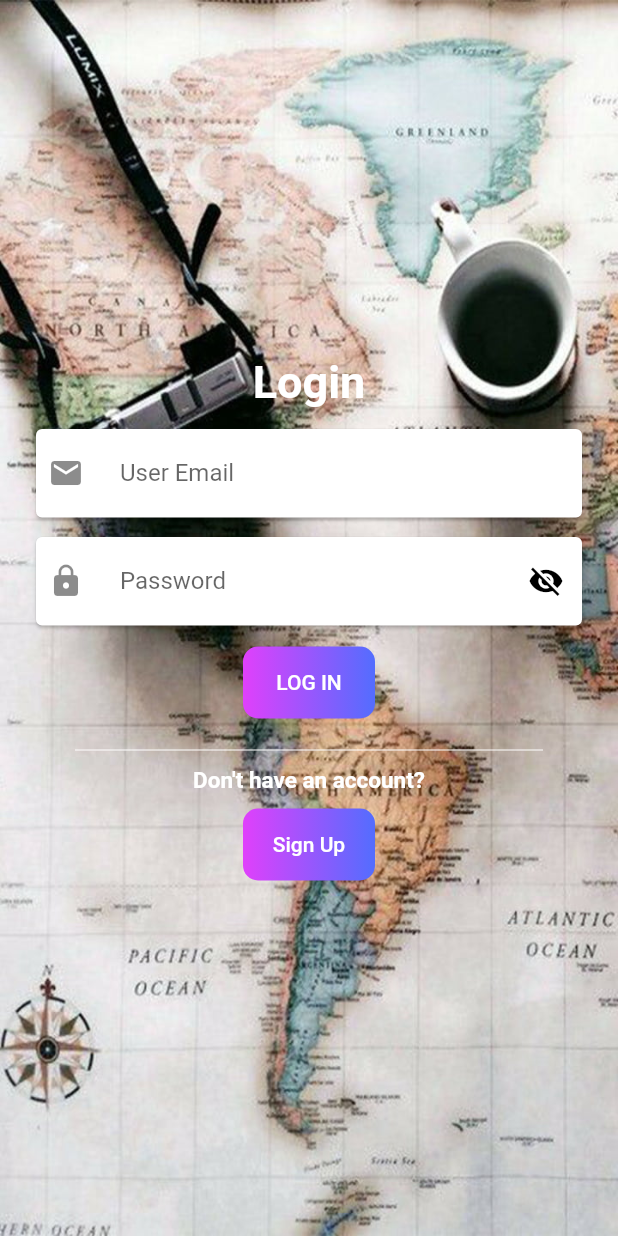
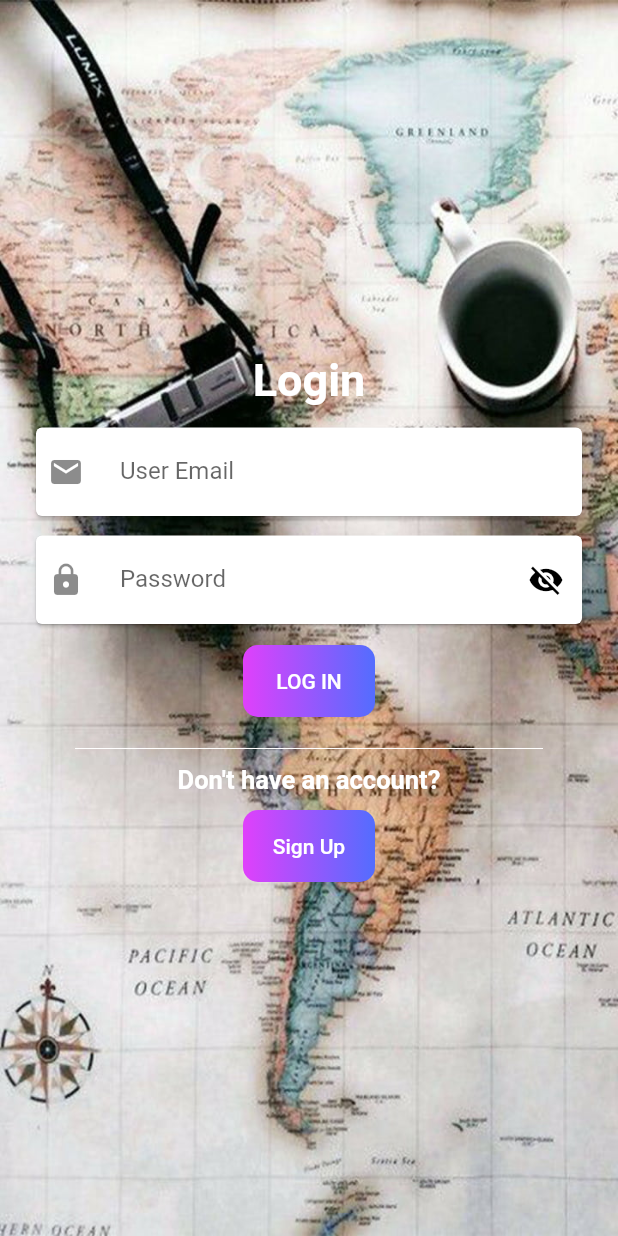
Before and after one commit to diwashrai469/final-project, a Flutter app: the screen it shows after launch, on a phone screen of 412 x 824 dp. Run offline on Flutter 3.47's test engine with Material 2 defaults, Android fonts, the phone set to English and light mode, and no system bars; our stand-ins replace geolocator, google_maps_flutter; missing offline and left inert: dart:ffi.

Commit message:
new commit added

```diff
--- a/lib/login/signin folder/loginpage.dart
+++ b/lib/login/signin folder/loginpage.dart
@@ -46,6 +46,9 @@ class _loginpageState extends State<loginpage> {
       child: Scaffold(
         body: Center(
           child: Container(
+              alignment: Alignment.center,
+              height: MediaQuery.of(context).size.height,
+              width: MediaQuery.of(context).size.width,
               decoration: const BoxDecoration(
                   image: DecorationImage(
                 image: AssetImage("asset/signin/1.jpg"),
@@ -55,6 +58,7 @@ class _loginpageState extends State<loginpage> {
                 padding: const EdgeInsets.fromLTRB(20, 10, 20, 10),
                 child: Form(
                   key: formkey,
+                  child: SingleChildScrollView(
                     child: Column(
                       mainAxisAlignment: MainAxisAlignment.center,
                       mainAxisSize: MainAxisSize.max,
@@ -134,7 +138,7 @@ class _loginpageState extends State<loginpage> {
                           style: TextStyle(
                               fontWeight: FontWeight.bold,
                               color: Colors.white,
-                            fontSize: 15),
+                              fontSize: 17),
                         ),
                         const SizedBox(
                           height: 10,
@@ -162,6 +166,7 @@ class _loginpageState extends State<loginpage> {
                       ],
                     ),
                   ),
+                ),
               )),
         ),
       ),
--- a/lib/map view/mappage.dart
+++ b/lib/map view/mappage.dart
@@ -21,6 +21,7 @@ class _mymapState extends State<mymap> {
   final List<Marker> _markers = <Marker>[];
 
   loadcurretlocation() {
+    //for finding current loacation and marking it.
     GeolocationModel.determinePosition().then((value) async {
       _markers.add(Marker(
           markerId: const MarkerId('2'),
@@ -102,6 +103,8 @@ class _mymapState extends State<mymap> {
               print(val);
             },
             appBar: AppBar(
+              backgroundColor: Colors.grey.shade400,
+              elevation: 0,
               leading: Card(
                 elevation: 3,
                 child: Builder(
@@ -117,7 +120,6 @@ class _mymapState extends State<mymap> {
                   },
                 ),
               ),
-              backgroundColor: Colors.white,
               automaticallyImplyLeading: false,
               title: Row(
                 mainAxisAlignment: MainAxisAlignment.spaceEvenly,
--- a/lib/model for widget/textfield_model.dart
+++ b/lib/model for widget/textfield_model.dart
@@ -1,4 +1,5 @@
 import 'package:flutter/material.dart';
+//model for textfiedl
 
 class TextFieldView extends StatelessWidget {
   String labeltext;
@@ -31,6 +32,7 @@ class TextFieldView extends StatelessWidget {
           suffixIcon: hintText.toLowerCase() == 'password'
               ? IconButton(
                   icon: Icon(
+                      //for obscuretext true and false with icons
                       obscuretext ? Icons.visibility_off : Icons.visibility,
                       color: Colors.black),
                   onPressed: onPressedEye,
--- a/lib/viewpage of food and ld/lodging_view.dart
+++ b/lib/viewpage of food and ld/lodging_view.dart
@@ -16,6 +16,7 @@ class _RestaurantViewState extends State<LodgeView> {
     return NearByPlacesScreen(
       place: "lodging",
       topic: "Nearby Lodge",
+      icon: Icon(Icons.hotel_rounded),
     );
   }
 }
--- a/lib/viewpage of food and ld/restaurant_view.dart
+++ b/lib/viewpage of food and ld/restaurant_view.dart
@@ -16,6 +16,7 @@ class _RestaurantViewState extends State<RestaurantView> {
     return NearByPlacesScreen(
       place: "restaurant",
       topic: "Nearby Restaurants",
+      icon: Icon(Icons.restaurant_menu_outlined),
     );
   }
 }
```
Also changed, not shown: lib/login/signin folder/signinpage.dart (+15 -6 lines), lib/model for widget/NearByPlace.dart (+14 -7 lines). Lines whose indentation alone changed are shown as unchanged.
